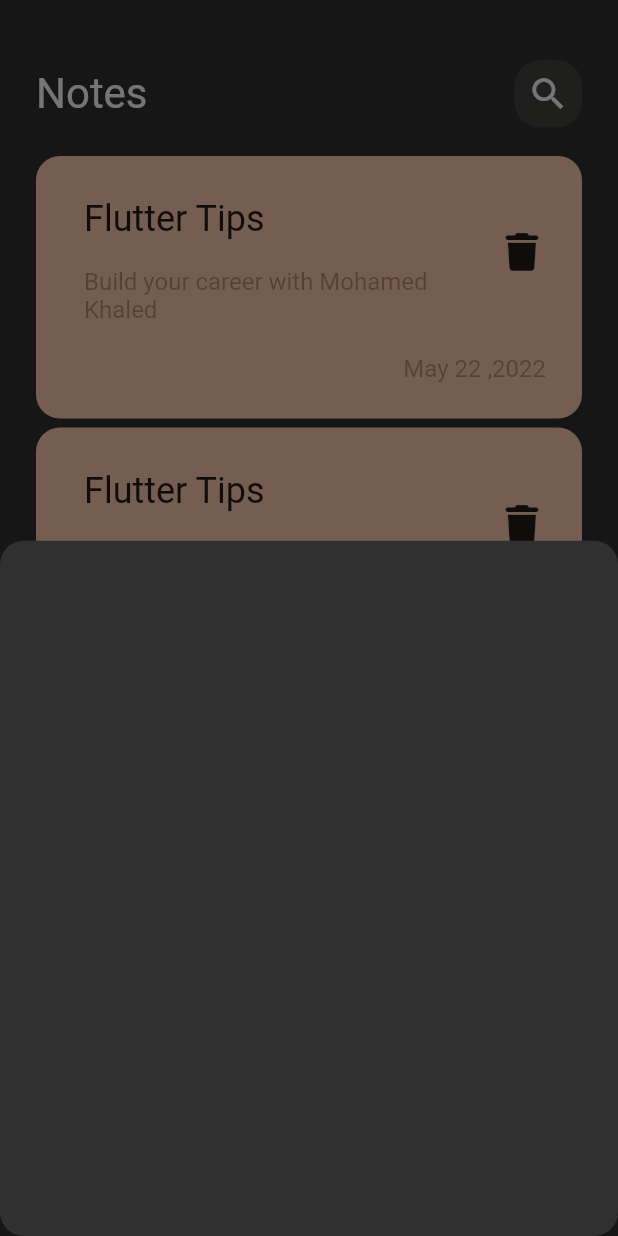
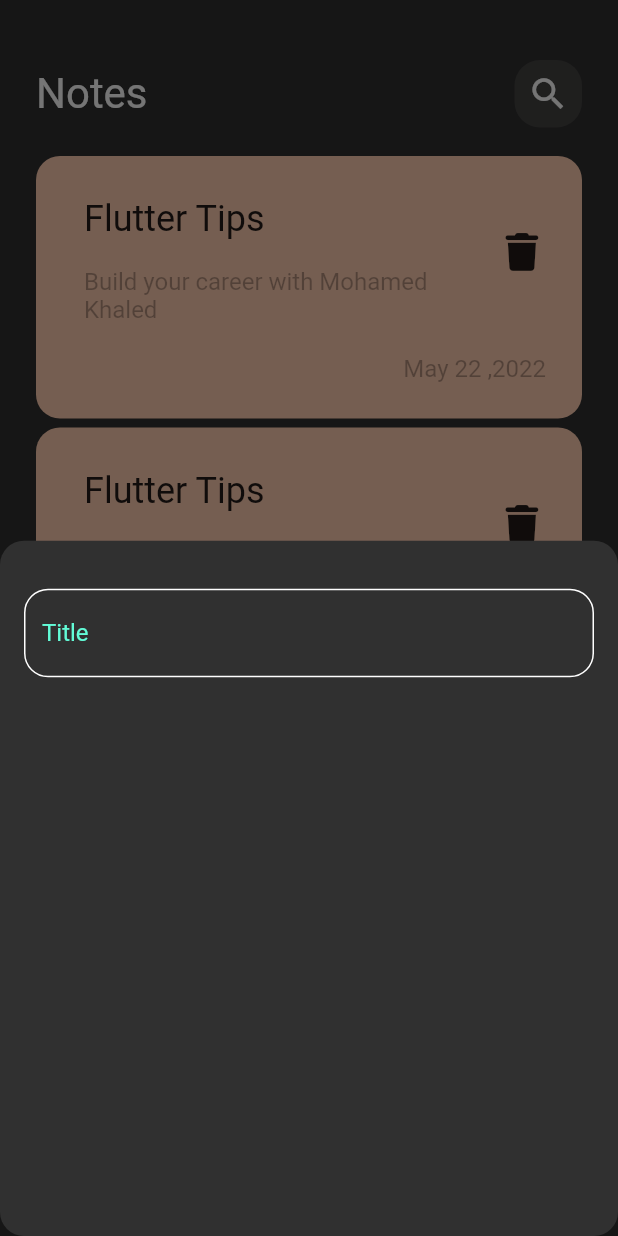
Before and after one commit to mohamedharb2435/notes_app, a Flutter app: the screen it shows after launch, after a tap on the "add" icon, on a phone screen of 412 x 824 dp. Run offline on Flutter 3.47's test engine with Material 2 defaults, Android fonts, the phone set to English and light mode, and no system bars; our stand-ins replace font_awesome_flutter.

Commit message:
create custom_text_filed

```diff
--- /dev/null
+++ b/lib/constants.dart
@@ -0,0 +1,3 @@
+import 'package:flutter/animation.dart';
+
+const kPrimaryColor = Color(0xff62FCD7);
--- a/lib/views/widget/add_note_bottom_sheet.dart
+++ b/lib/views/widget/add_note_bottom_sheet.dart
@@ -1,10 +1,19 @@
 import 'package:flutter/cupertino.dart';
+import 'package:notes/views/widget/custom_text_filed.dart';
 
 class AddNoteBottomSheet extends StatelessWidget {
   const AddNoteBottomSheet({Key? key}) : super(key: key);
 
   @override
   Widget build(BuildContext context) {
-    return Container();
+    return Padding(
+      padding: const EdgeInsets.symmetric(horizontal: 16),
+      child: Column(
+        children: [
+          SizedBox(height: 32),
+          CustomTextField(),
+        ],
+      ),
+    );
   }
 }
--- /dev/null
+++ b/lib/views/widget/custom_text_filed.dart
@@ -0,0 +1,31 @@
+import 'package:flutter/material.dart';
+import 'package:notes/constants.dart';
+
+class CustomTextField extends StatelessWidget {
+  const CustomTextField({Key? key}) : super(key: key);
+
+  @override
+  Widget build(BuildContext context) {
+    return TextField(
+      cursorColor: kPrimaryColor,
+      decoration: InputDecoration(
+        hintText: 'Title',
+        hintStyle:const  TextStyle(
+          color: kPrimaryColor,
+        ),
+        border: BuildBorder(),
+        enabledBorder: BuildBorder(kPrimaryColor),
+        focusedBorder:BuildBorder(kPrimaryColor),
+      ),
+    );
+  }
+
+  OutlineInputBorder BuildBorder([Color]) {
+    return OutlineInputBorder(
+        borderRadius: BorderRadius.circular(16),
+        borderSide: BorderSide(
+          color: Colors.white,
+        )
+      );
+  }
+}
```
